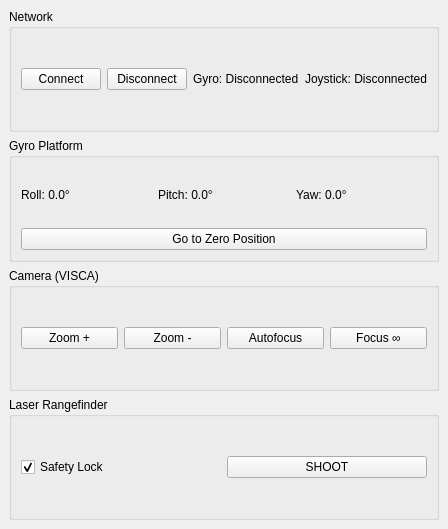
The window that mainwindow.ui (Shimanovich/gsp_control) describes before a commit, drawn with Qt 5.
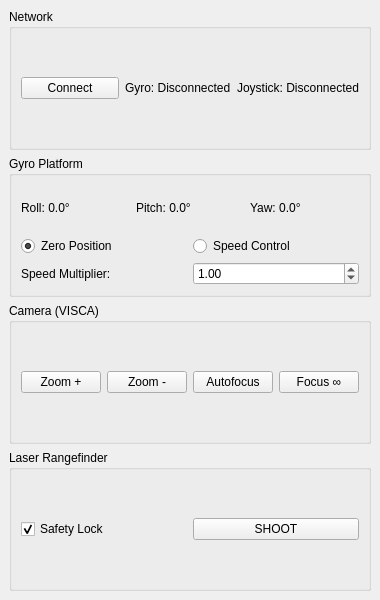
The same window after the commit.

Commit message: work, but not all

What changed in the file:
```diff
--- a/mainwindow.ui
+++ b/mainwindow.ui
@@ -7,7 +7,7 @@
     <x>0</x>
     <y>0</y>
     <width>262</width>
-    <height>529</height>
+    <height>600</height>
    </rect>
   </property>
   <property name="windowTitle">
@@ -28,13 +28,6 @@
          </property>
         </widget>
        </item>
-       <item>
-        <widget class="QPushButton" name="btnDisconnect">
-         <property name="text">
-          <string>Disconnect</string>
-         </property>
-        </widget>
-       </item>
        <item>
         <widget class="QLabel" name="labelGyroStatus">
          <property name="text">
@@ -80,11 +73,52 @@
         </widget>
        </item>
        <item row="1" column="0" colspan="3">
-        <widget class="QPushButton" name="btnGoToZero">
-         <property name="text">
-          <string>Go to Zero Position</string>
-         </property>
-        </widget>
+        <layout class="QHBoxLayout" name="horizontalLayoutMode">
+         <item>
+          <widget class="QRadioButton" name="radioZeroMode">
+           <property name="text">
+            <string>Zero Position</string>
+           </property>
+           <property name="checked">
+            <bool>true</bool>
+           </property>
+          </widget>
+         </item>
+         <item>
+          <widget class="QRadioButton" name="radioSpeedMode">
+           <property name="text">
+            <string>Speed Control</string>
+           </property>
+          </widget>
+         </item>
+        </layout>
+       </item>
+       <item row="2" column="0" colspan="3">
+        <layout class="QHBoxLayout" name="horizontalLayoutMultiplier">
+         <item>
+          <widget class="QLabel" name="labelMultiplier">
+           <property name="text">
+            <string>Speed Multiplier:</string>
+           </property>
+          </widget>
+         </item>
+         <item>
+          <widget class="QDoubleSpinBox" name="spinSpeedMultiplier">
+           <property name="minimum">
+            <double>0.100000000000000</double>
+           </property>
+           <property name="maximum">
+            <double>10.000000000000000</double>
+           </property>
+           <property name="singleStep">
+            <double>0.100000000000000</double>
+           </property>
+           <property name="value">
+            <double>1.000000000000000</double>
+           </property>
+          </widget>
+         </item>
+        </layout>
        </item>
       </layout>
      </widget>
```
The commit also changes 2 other files.
